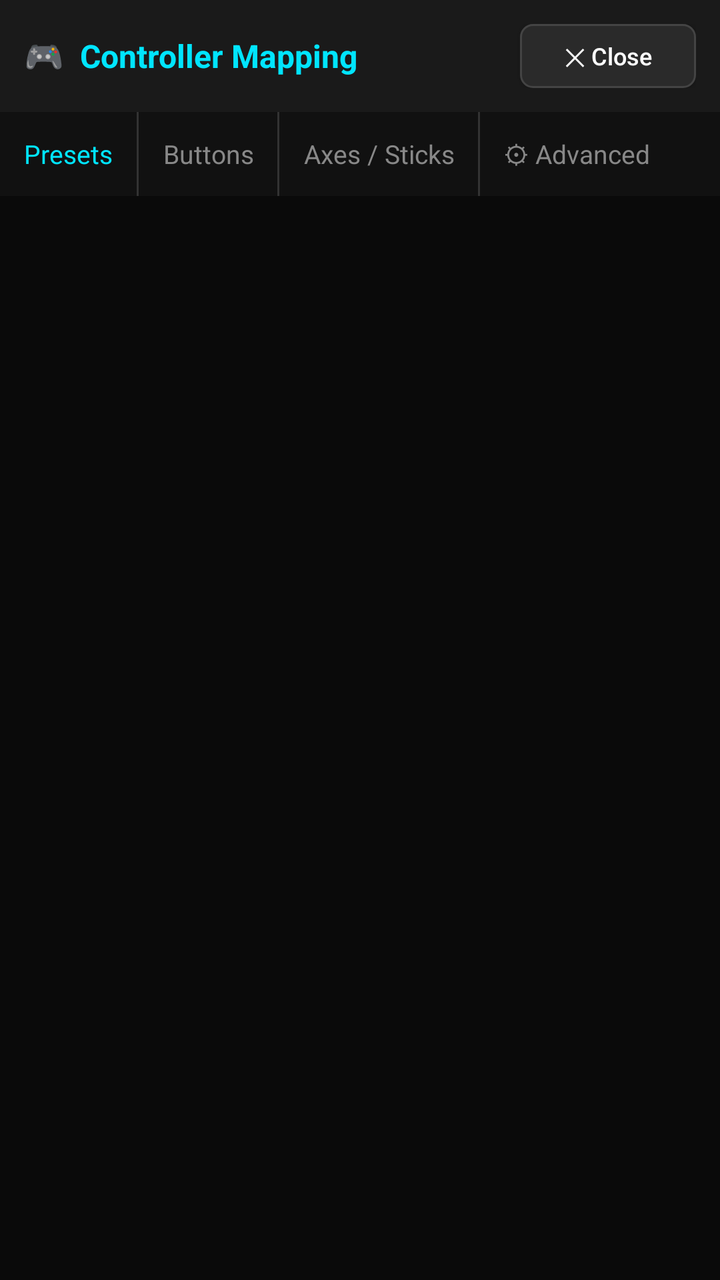
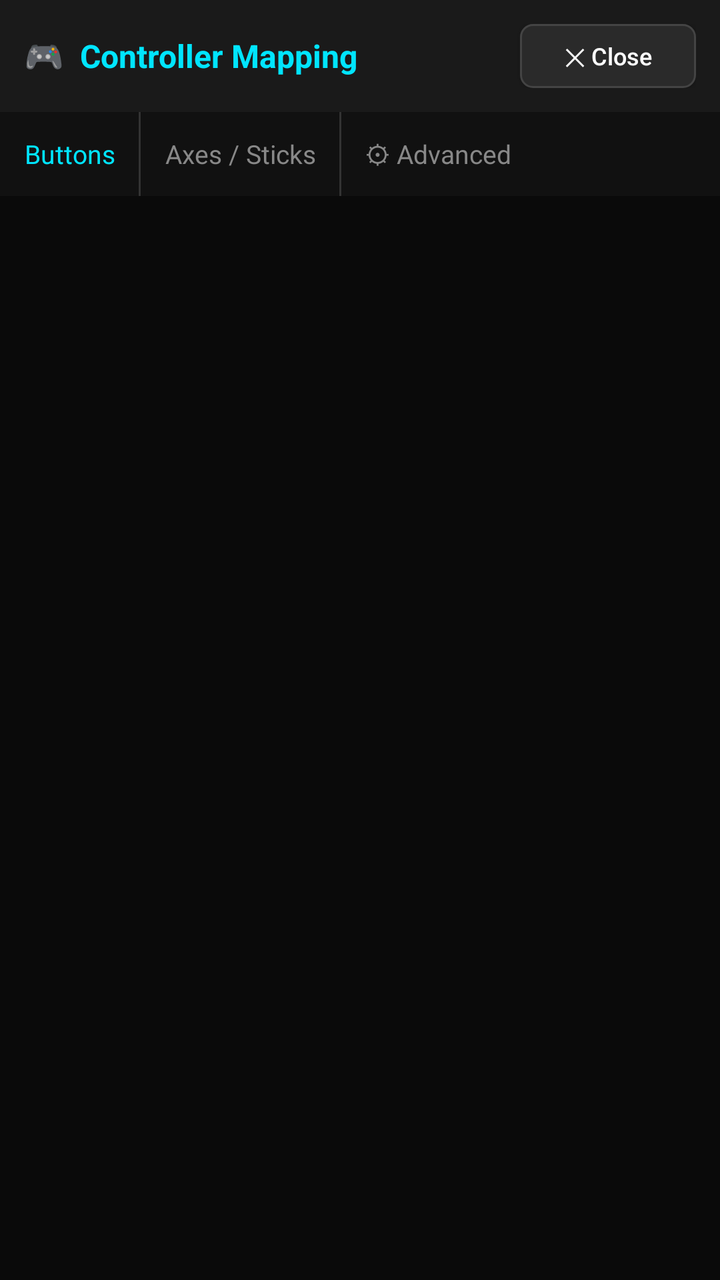

Before-and-after screenshots of an Android layout around one commit, followed by the original layout XML and the change that was made.
<!-- AndroidManifest.xml: application theme Theme.ESPad32Controller -->
<!-- res/layout/activity_controller_mapping.xml -->
<?xml version="1.0" encoding="utf-8"?>
<LinearLayout xmlns:android="http://schemas.android.com/apk/res/android"
    android:layout_width="match_parent" android:layout_height="match_parent"
    android:orientation="vertical" android:background="#0A0A0A"
    android:fitsSystemWindows="true">

    
    <LinearLayout android:layout_width="match_parent" android:layout_height="wrap_content"
        android:orientation="horizontal" android:background="#1A1A1A"
        android:padding="12dp" android:gravity="center_vertical">
        <TextView android:layout_width="0dp" android:layout_height="wrap_content"
            android:layout_weight="1" android:text="🎮  Controller Mapping"
            android:textColor="#00E5FF" android:textSize="16sp" android:textStyle="bold"/>
        <Button android:id="@+id/btnMappingClose"
            android:layout_width="wrap_content" android:layout_height="32dp"
            android:text="✕ Close" android:textSize="12sp" style="@style/CarButton"/>
    </LinearLayout>

    
    <HorizontalScrollView android:layout_width="match_parent" android:layout_height="wrap_content"
        android:background="#111111" android:scrollbars="none">
        <LinearLayout android:layout_width="wrap_content" android:layout_height="wrap_content"
            android:orientation="horizontal">
            <TextView android:id="@+id/tabPresets"
                android:layout_width="wrap_content" android:layout_height="wrap_content"
                android:text="Presets" android:textSize="13sp" android:gravity="center"
                android:padding="12dp" android:textColor="#00E5FF"/>
            <View android:layout_width="1dp" android:layout_height="match_parent" android:background="#333333"/>
            <TextView android:id="@+id/tabButtons"
                android:layout_width="wrap_content" android:layout_height="wrap_content"
                android:text="Buttons" android:textSize="13sp" android:gravity="center"
                android:padding="12dp" android:textColor="#888888"/>
            <View android:layout_width="1dp" android:layout_height="match_parent" android:background="#333333"/>
            <TextView android:id="@+id/tabAxes"
                android:layout_width="wrap_content" android:layout_height="wrap_content"
                android:text="Axes / Sticks" android:textSize="13sp" android:gravity="center"
                android:padding="12dp" android:textColor="#888888"/>
            <View android:layout_width="1dp" android:layout_height="match_parent" android:background="#333333"/>
            <TextView android:id="@+id/tabAdvanced"
                android:layout_width="wrap_content" android:layout_height="wrap_content"
                android:text="⚙ Advanced" android:textSize="13sp" android:gravity="center"
                android:padding="12dp" android:textColor="#888888"/>
        </LinearLayout>
    </HorizontalScrollView>

    
    <ScrollView android:layout_width="match_parent" android:layout_height="0dp"
        android:layout_weight="1" android:padding="12dp">
        <LinearLayout android:id="@+id/mappingContent"
            android:layout_width="match_parent" android:layout_height="wrap_content"
            android:orientation="vertical"/>
    </ScrollView>

</LinearLayout>
<!-- resources referenced by this layout -->
<resources>
  <style name="CarButton" parent="Widget.AppCompat.Button">
          <item name="android:background">@drawable/btn_car_bg</item>
          <item name="android:textColor">#FFFFFF</item>
          <item name="android:textAllCaps">false</item>
          <item name="android:paddingHorizontal">4dp</item>
      </style>
  <style name="Theme.ESPad32Controller" parent="Theme.AppCompat.NoActionBar">
          <item name="android:windowBackground">#0A0A0A</item>
          <item name="android:statusBarColor">#000000</item>
          <item name="android:navigationBarColor">#000000</item>
          <item name="android:windowFullscreen">false</item>
      </style>
  <!-- drawable btn_car_bg (drawable) -->
  <?xml version="1.0" encoding="utf-8"?>
  <selector xmlns:android="http://schemas.android.com/apk/res/android">
      <item android:state_checked="true">
          <shape android:shape="rectangle">
              <solid android:color="#D82F2E" />
              <corners android:radius="6dp" />
          </shape>
      </item>
      <item android:state_pressed="true">
          <shape android:shape="rectangle">
              <solid android:color="#D82F2E" />
              <corners android:radius="6dp" />
          </shape>
      </item>
      <item>
          <shape android:shape="rectangle">
              <solid android:color="#2A2A2A" />
              <corners android:radius="6dp" />
              <stroke android:width="1dp" android:color="#444444" />
          </shape>
      </item>
  </selector>
</resources>

<!-- the commit's change to res/layout/activity_controller_mapping.xml (unified diff, before → after) -->
@@ -21,15 +21,10 @@
         android:background="#111111" android:scrollbars="none">
         <LinearLayout android:layout_width="wrap_content" android:layout_height="wrap_content"
             android:orientation="horizontal">
-            <TextView android:id="@+id/tabPresets"
-                android:layout_width="wrap_content" android:layout_height="wrap_content"
-                android:text="Presets" android:textSize="13sp" android:gravity="center"
-                android:padding="12dp" android:textColor="#00E5FF"/>
-            <View android:layout_width="1dp" android:layout_height="match_parent" android:background="#333333"/>
             <TextView android:id="@+id/tabButtons"
                 android:layout_width="wrap_content" android:layout_height="wrap_content"
                 android:text="Buttons" android:textSize="13sp" android:gravity="center"
-                android:padding="12dp" android:textColor="#888888"/>
+                android:padding="12dp" android:textColor="#00E5FF"/>
             <View android:layout_width="1dp" android:layout_height="match_parent" android:background="#333333"/>
             <TextView android:id="@+id/tabAxes"
                 android:layout_width="wrap_content" android:layout_height="wrap_content"
